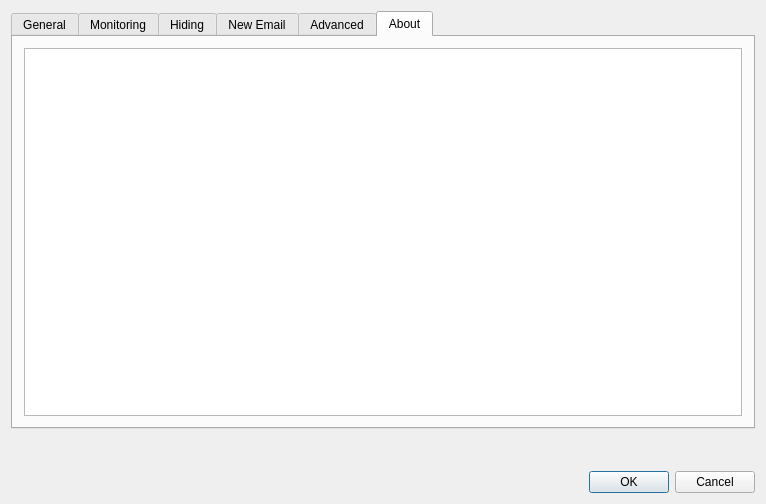
Qt form src/dialogsettings.ui (gyunaev/birdtray) before a commit.
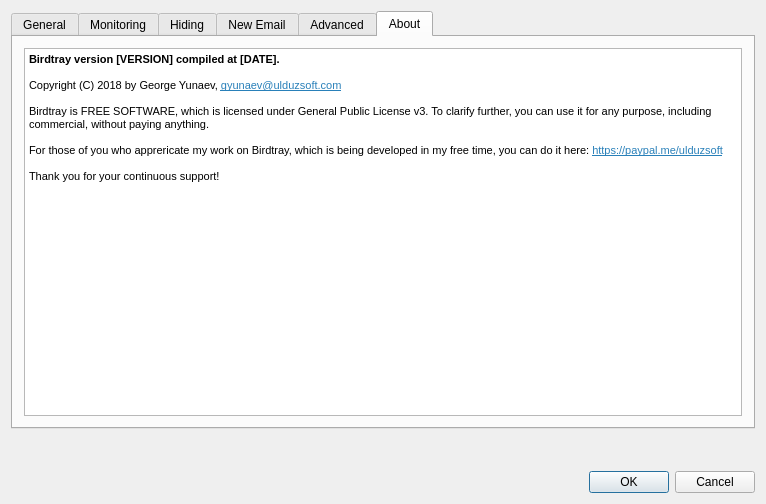
The same form after that commit. The open tabs and pages were chosen to show the change. Custom widgets are drawn as their Qt base class.

Commit message: Added proper About box clarifying the GPLv3 license terms and the donation link for those who'd like to donate. Totally optional.

Diff of the .ui file:
```diff
--- a/src/dialogsettings.ui
+++ b/src/dialogsettings.ui
@@ -721,7 +721,26 @@
       </attribute>
       <layout class="QVBoxLayout" name="verticalLayout_4">
        <item>
-        <widget class="QTextBrowser" name="browserAbout"/>
+        <widget class="QTextBrowser" name="browserAbout">
+         <property name="html">
+          <string>&lt;!DOCTYPE HTML PUBLIC &quot;-//W3C//DTD HTML 4.0//EN&quot; &quot;http://www.w3.org/TR/REC-html40/strict.dtd&quot;&gt;
+&lt;html&gt;&lt;head&gt;&lt;meta name=&quot;qrichtext&quot; content=&quot;1&quot; /&gt;&lt;style type=&quot;text/css&quot;&gt;
+p, li { white-space: pre-wrap; }
+&lt;/style&gt;&lt;/head&gt;&lt;body style=&quot; font-family:'Noto Sans'; font-size:8pt; font-weight:400; font-style:normal;&quot;&gt;
+&lt;p style=&quot; margin-top:0px; margin-bottom:0px; margin-left:0px; margin-right:0px; -qt-block-indent:0; text-indent:0px;&quot;&gt;&lt;span style=&quot; font-weight:600;&quot;&gt;Birdtray version [VERSION] compiled at [DATE].&lt;/span&gt;&lt;/p&gt;
+&lt;p style=&quot;-qt-paragraph-type:empty; margin-top:0px; margin-bottom:0px; margin-left:0px; margin-right:0px; -qt-block-indent:0; text-indent:0px;&quot;&gt;&lt;br /&gt;&lt;/p&gt;
+&lt;p style=&quot; margin-top:0px; margin-bottom:0px; margin-left:0px; margin-right:0px; -qt-block-indent:0; text-indent:0px;&quot;&gt;Copyright (C) 2018 by George Yunaev, &lt;a href=&quot;mailto:gyunaev@ulduzsoft.com&quot;&gt;&lt;span style=&quot; text-decoration: underline; color:#2980b9;&quot;&gt;gyunaev@ulduzsoft.com&lt;/span&gt;&lt;/a&gt;&lt;/p&gt;
+&lt;p style=&quot;-qt-paragraph-type:empty; margin-top:0px; margin-bottom:0px; margin-left:0px; margin-right:0px; -qt-block-indent:0; text-indent:0px;&quot;&gt;&lt;br /&gt;&lt;/p&gt;
+&lt;p style=&quot; margin-top:0px; margin-bottom:0px; margin-left:0px; margin-right:0px; -qt-block-indent:0; text-indent:0px;&quot;&gt;Birdtray is FREE SOFTWARE, which is licensed under General Public License v3. To clarify further, you can use it for any purpose, including commercial, without paying anything. &lt;/p&gt;
+&lt;p style=&quot;-qt-paragraph-type:empty; margin-top:0px; margin-bottom:0px; margin-left:0px; margin-right:0px; -qt-block-indent:0; text-indent:0px;&quot;&gt;&lt;br /&gt;&lt;/p&gt;
+&lt;p style=&quot; margin-top:0px; margin-bottom:0px; margin-left:0px; margin-right:0px; -qt-block-indent:0; text-indent:0px;&quot;&gt;For those of you who apprericate my work on Birdtray, which is being developed in my free time, you can do it here: &lt;a href=&quot;https://paypal.me/ulduzsoft&quot;&gt;&lt;span style=&quot; text-decoration: underline; color:#2980b9;&quot;&gt;https://paypal.me/ulduzsoft&lt;/span&gt;&lt;/a&gt;&lt;/p&gt;
+&lt;p style=&quot;-qt-paragraph-type:empty; margin-top:0px; margin-bottom:0px; margin-left:0px; margin-right:0px; -qt-block-indent:0; text-indent:0px; text-decoration: underline; color:#2980b9;&quot;&gt;&lt;br /&gt;&lt;/p&gt;
+&lt;p style=&quot; margin-top:0px; margin-bottom:0px; margin-left:0px; margin-right:0px; -qt-block-indent:0; text-indent:0px;&quot;&gt;Thank you for your continuous support!&lt;/p&gt;&lt;/body&gt;&lt;/html&gt;</string>
+         </property>
+         <property name="openExternalLinks">
+          <bool>true</bool>
+         </property>
+        </widget>
        </item>
       </layout>
      </widget>
```
Left out of the diff: 2 changed lines with no effect on the pictures. The commit also changes 1 other file.
